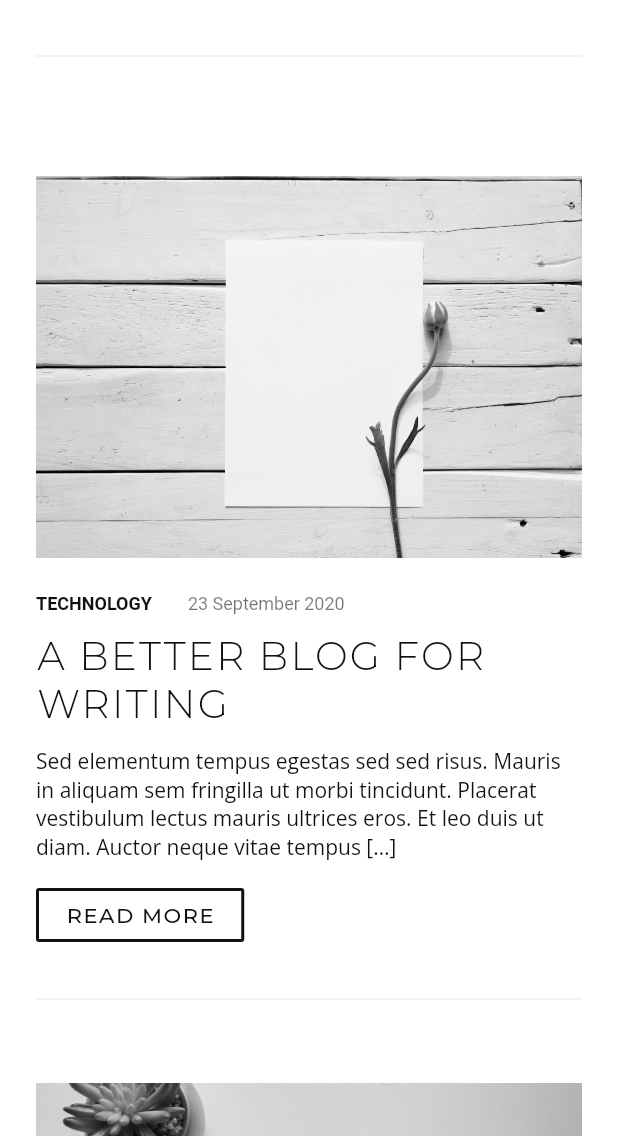
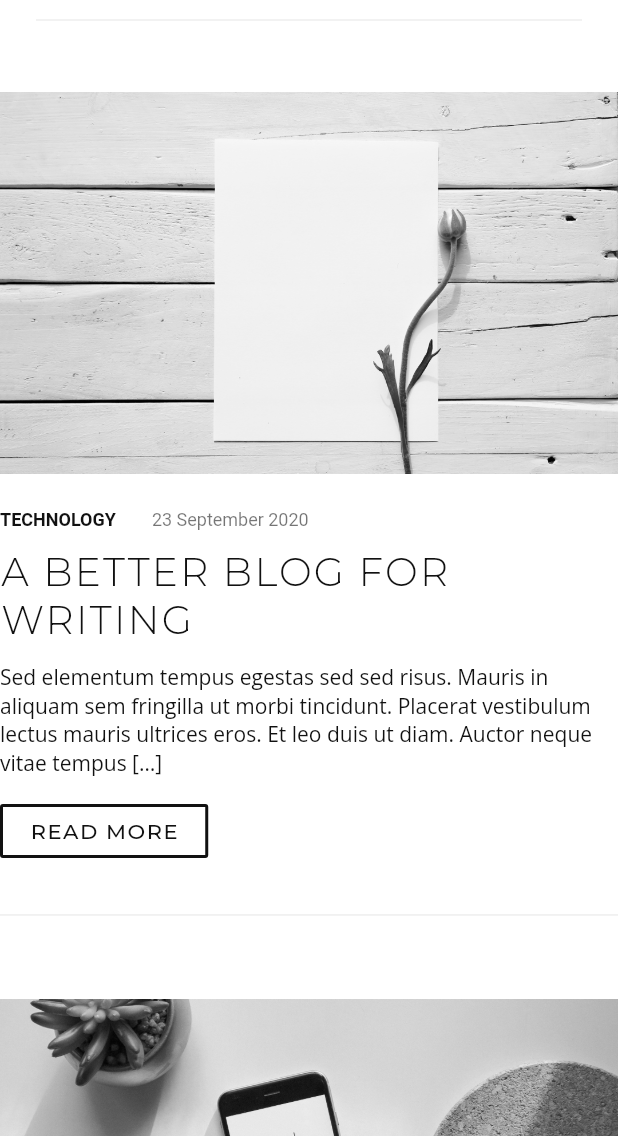
Before and after one commit to phanvantai/ThisIsNovember, a Flutter app: the screen it shows after launch, on a phone screen of 412 x 824 dp, the part 100-1236 px from its top. Run offline on Flutter 3.47's test engine with Material 2 defaults, Android fonts, the phone set to English and light mode, and no system bars; our stand-ins replace flutter_markdown, flutter_svg, google_fonts.

Commit message:
remove getx, update view

```diff
--- a/lib/constants/controllers.dart
+++ /dev/null
@@ -1,5 +0,0 @@
-import 'package:this_is_november_blog/controllers/menu_controller.dart';
-import 'package:this_is_november_blog/controllers/navigation_controller.dart';
-
-MenuController menuController = MenuController.instance;
-NavigationController navigationController = NavigationController.instance;
--- a/lib/controllers/menu_controller.dart
+++ b/lib/controllers/menu_controller.dart
@@ -1,35 +1,23 @@
 import 'package:flutter/material.dart';
-import 'package:get/get.dart';
 
-class MenuController extends GetxController {
-  static MenuController instance = Get.find();
-  final RxInt _selectedIndex = 0.obs;
-  List<GlobalKey<ScaffoldState>> _scaffoldKey = [];
-
-  int get selectedIndex => _selectedIndex.value;
+class MenuController extends ChangeNotifier {
   List<String> get menuItems =>
       ["HOME" /*, "TECHS", "BOOKS", "FILMS", "ABOUT", "CONTACT"*/];
-  void addScaffoldKey(GlobalKey<ScaffoldState> key) {
-    _scaffoldKey.add(key);
-  }
+  int _selectedIndex = 0;
 
-  void openOrCloseDrawer() {
-    for (var element in _scaffoldKey) {
-      if (element.currentState?.isDrawerOpen != true) {
-        element.currentState?.openEndDrawer();
-      } else {
-        element.currentState?.openDrawer();
-      }
-    }
-  }
+  final GlobalKey<ScaffoldState> _scaffoldKey = GlobalKey<ScaffoldState>();
 
-  void closeEndDrawer() {
-    for (var element in _scaffoldKey) {
-      element.currentState?.openDrawer();
+  GlobalKey<ScaffoldState> get scaffoldKey => _scaffoldKey;
+
+  int get selectedIndex => _selectedIndex;
+
+  void controlMenu() {
+    if (_scaffoldKey.currentState?.isEndDrawerOpen != true) {
+      _scaffoldKey.currentState?.openEndDrawer();
     }
   }
 
   void setMenuIndex(int index) {
-    _selectedIndex.value = index;
+    _selectedIndex = index;
   }
 }
--- a/lib/main.dart
+++ b/lib/main.dart
@@ -1,23 +1,25 @@
 import 'package:flutter/material.dart';
-import 'package:get/get.dart';
+import 'package:provider/provider.dart';
 import 'package:this_is_november_blog/constants/constants.dart';
 import 'package:this_is_november_blog/controllers/menu_controller.dart';
-import 'package:this_is_november_blog/controllers/navigation_controller.dart';
-import 'package:this_is_november_blog/models/page.dart';
-import 'package:this_is_november_blog/pages/home/home_view.dart';
-import 'package:this_is_november_blog/pages/post/post_view.dart';
-import 'package:this_is_november_blog/routing/routes.dart';
+import 'package:this_is_november_blog/pages/main_page.dart';
 
 void main() {
-  Get.put(MenuController());
-  Get.put(NavigationController());
-  runApp(MyApp());
+  runApp(const MyApp());
 }
 
 class MyApp extends StatelessWidget {
+  const MyApp({Key? key}) : super(key: key);
+
   @override
   Widget build(BuildContext context) {
-    return GetMaterialApp(
+    return MultiProvider(
+      providers: [
+        ChangeNotifierProvider(
+          create: (context) => MenuController(),
+        ),
+      ],
+      child: MaterialApp(
         debugShowCheckedModeBanner: false,
         title: 'This is November',
         theme: ThemeData(
@@ -32,21 +34,8 @@ class MyApp extends StatelessWidget {
             headline5: TextStyle(color: kSecondaryColorText),
           ),
         ),
-      initialRoute: Routes.home,
-      onGenerateRoute: (settings) {
-        return Routes.fadeThrough(settings, (context) {
-          switch (settings.name) {
-            case Routes.home:
-              return HomeView();
-            case Routes.post:
-              return PostView(PageModel.sample.last);
-            case Routes.style:
-              return const SizedBox.shrink(); //TypographyPage();
-            default:
-              return const SizedBox.shrink();
-          }
-        });
-      },
+        home: MainPage(),
+      ),
     );
   }
 }
--- a/lib/pages/home/home_body.dart
+++ /dev/null
@@ -1,60 +0,0 @@
-import 'package:flutter/material.dart';
-import 'package:this_is_november_blog/constants/constants.dart';
-import 'package:this_is_november_blog/helpers/reponsive.dart';
-import 'package:this_is_november_blog/models/page.dart';
-import 'package:this_is_november_blog/pages/home/components/post_card.dart';
-import 'package:this_is_november_blog/widgets/categories.dart';
-import 'package:this_is_november_blog/widgets/divider.dart';
-import 'package:this_is_november_blog/widgets/other_posts.dart';
-import 'package:this_is_november_blog/widgets/page_navigation.dart';
-import 'package:this_is_november_blog/widgets/search.dart';
-
-class HomeBody extends StatelessWidget {
-  final PageModel model;
-
-  const HomeBody(this.model, {Key? key}) : super(key: key);
-
-  @override
-  Widget build(BuildContext context) {
-    return Row(
-      crossAxisAlignment: CrossAxisAlignment.start,
-      children: [
-        Expanded(
-          flex: 5,
-          child: Column(
-            children: [
-              ...List.generate(
-                PageModel.sample.length,
-                (index) => PostCard(model: PageModel.sample[index]),
-              ),
-              if (model.next == null || model.previous == null) ...[
-                Container(
-                  padding:
-                      const EdgeInsets.symmetric(vertical: kDefaultPadding),
-                  child: PagesNavigation(model),
-                ),
-                divider,
-              ],
-            ],
-          ),
-        ),
-        if (Responsive.isDesktop(context))
-          const SizedBox(width: kDefaultPadding / 2),
-        //Sidebar
-        if (Responsive.isDesktop(context))
-          Expanded(
-            flex: 2,
-            child: Column(
-              children: const [
-                Search(),
-                SizedBox(height: kDefaultPadding),
-                Categories(),
-                SizedBox(height: kDefaultPadding),
-                OtherPosts(),
-              ],
-            ),
-          ),
-      ],
-    );
-  }
-}
--- a/lib/pages/home/home_view.dart
+++ b/lib/pages/home/home_view.dart
@@ -1,40 +1,62 @@
 import 'package:flutter/material.dart';
-import 'package:get/get.dart';
 
 import 'package:this_is_november_blog/constants/constants.dart';
-import 'package:this_is_november_blog/controllers/menu_controller.dart';
+import 'package:this_is_november_blog/helpers/reponsive.dart';
 import 'package:this_is_november_blog/models/page.dart';
-import 'package:this_is_november_blog/pages/home/home_body.dart';
-import 'package:this_is_november_blog/widgets/footer.dart';
-import 'package:this_is_november_blog/widgets/header.dart';
-import 'package:this_is_november_blog/widgets/side_menu.dart';
+import 'package:this_is_november_blog/pages/home/components/post_card.dart';
+import 'package:this_is_november_blog/widgets/categories.dart';
+import 'package:this_is_november_blog/widgets/divider.dart';
+import 'package:this_is_november_blog/widgets/other_posts.dart';
+import 'package:this_is_november_blog/widgets/page_navigation.dart';
+import 'package:this_is_november_blog/widgets/search.dart';
 
 class HomeView extends StatelessWidget {
-  final MenuController _controller = Get.put(MenuController());
-  final GlobalKey<ScaffoldState> _key = GlobalKey<ScaffoldState>();
+  final PageModel model;
 
-  HomeView({Key? key}) : super(key: key);
+  HomeView(this.model, {Key? key}) : super(key: key);
 
   @override
   Widget build(BuildContext context) {
-    _controller.addScaffoldKey(_key);
-    return Scaffold(
-      key: _key,
-      endDrawer: SideMenu(),
-      body: SingleChildScrollView(
-        child: Column(
-          children: [
-            const Header(),
-            Container(
-              padding: const EdgeInsets.all(kDefaultPadding),
-              constraints: const BoxConstraints(maxWidth: kMaxWidth),
-              child: SafeArea(
-                child: HomeBody(PageModel(0, PageModel.sample)),
+    return SingleChildScrollView(
+      child: Row(
+        crossAxisAlignment: CrossAxisAlignment.start,
+        children: [
+          Expanded(
+            flex: 5,
+            child: Column(
+              children: [
+                ...List.generate(
+                  PageModel.sample.length,
+                  (index) => PostCard(model: PageModel.sample[index]),
+                ),
+                if (model.next == null || model.previous == null) ...[
+                  Container(
+                    padding:
+                        const EdgeInsets.symmetric(vertical: kDefaultPadding),
+                    child: PagesNavigation(model),
+                  ),
+                  divider,
+                ],
+              ],
+            ),
+          ),
+          if (Responsive.isDesktop(context))
+            const SizedBox(width: kDefaultPadding / 2),
+          //Sidebar
+          if (Responsive.isDesktop(context))
+            Expanded(
+              flex: 2,
+              child: Column(
+                children: const [
+                  Search(),
+                  SizedBox(height: kDefaultPadding),
+                  Categories(),
+                  SizedBox(height: kDefaultPadding),
+                  OtherPosts(),
+                ],
               ),
             ),
-            const Footer(),
-          ],
-        ),
+        ],
       ),
     );
   }
--- /dev/null
+++ b/lib/pages/main_page.dart
@@ -0,0 +1,50 @@
+import 'package:flutter/material.dart';
+import 'package:provider/src/provider.dart';
+import 'package:this_is_november_blog/controllers/menu_controller.dart';
+import 'package:this_is_november_blog/helpers/reponsive.dart';
+import 'package:this_is_november_blog/models/page.dart';
+import 'package:this_is_november_blog/pages/home/home_view.dart';
+import 'package:this_is_november_blog/pages/post/post_view.dart';
+import 'package:this_is_november_blog/routing/routes.dart';
+import 'package:this_is_november_blog/widgets/header.dart';
+import 'package:this_is_november_blog/widgets/side_menu.dart';
+
+class MainPage extends StatelessWidget {
+  final _navigatorKey = GlobalKey<NavigatorState>();
+  MainPage({Key? key}) : super(key: key);
+
+  @override
+  Widget build(BuildContext context) {
+    return Scaffold(
+      key: context.read<MenuController>().scaffoldKey,
+      endDrawer: SideMenu(),
+      //extendBodyBehindAppBar: true,
+      appBar: PreferredSize(
+        child: const Header(),
+        preferredSize: Responsive.isDesktop(context)
+            ? const Size.fromHeight(101)
+            : const Size.fromHeight(104),
+      ),
+      // push to other
+      // _navigatorKey.currentState.pushNamed('/yourRouteName');
+      body: Navigator(
+        key: _navigatorKey,
+        initialRoute: Routes.home,
+        onGenerateRoute: (settings) {
+          return Routes.fadeThrough(settings, (context) {
+            switch (settings.name) {
+              case Routes.home:
+                return HomeView(PageModel(0, PageModel.sample));
+              case Routes.post:
+                return PostView(PageModel.sample.last);
+              case Routes.style:
+                return const SizedBox.shrink(); //TypographyPage();
+              default:
+                return const SizedBox.shrink();
+            }
+          });
+        },
+      ),
+    );
+  }
+}
--- a/lib/widgets/header.dart
+++ b/lib/widgets/header.dart
@@ -12,10 +12,7 @@ class Header extends StatelessWidget {
       width: double.infinity,
       color: Colors.white,
       child: SafeArea(
-        child: Column(
-          children: [
-            Container(
-              constraints: const BoxConstraints(maxWidth: kMaxWidth),
+        child: Container(
           padding: const EdgeInsets.all(kDefaultPadding),
           child: Column(
             children: [
@@ -23,8 +20,6 @@ class Header extends StatelessWidget {
               divider,
             ],
           ),
-            )
-          ],
         ),
       ),
     );
--- a/lib/widgets/menu_bar.dart
+++ b/lib/widgets/menu_bar.dart
@@ -1,20 +1,18 @@
 import 'package:flutter/material.dart';
-import 'package:get/get.dart';
 import 'package:google_fonts/google_fonts.dart';
+import 'package:provider/src/provider.dart';
 import 'package:this_is_november_blog/constants/constants.dart';
 import 'package:this_is_november_blog/controllers/menu_controller.dart';
 import 'package:this_is_november_blog/helpers/reponsive.dart';
 import 'package:this_is_november_blog/widgets/menu_list.dart';
 
 class MenuBar extends StatelessWidget {
-  final MenuController _controller = Get.put(MenuController());
-
   MenuBar({Key? key}) : super(key: key);
 
   @override
   Widget build(BuildContext context) {
     return Container(
-      margin: marginBottom24,
+      //margin: marginBottom12,
       child: Row(
         children: [
           GestureDetector(
@@ -36,9 +34,7 @@ class MenuBar extends StatelessWidget {
                 Icons.menu,
                 color: Colors.black,
               ),
-              onPressed: () {
-                _controller.openOrCloseDrawer();
-              },
+              onPressed: context.read<MenuController>().controlMenu,
             ),
         ],
       ),
--- a/lib/widgets/search.dart
+++ b/lib/widgets/search.dart
@@ -18,7 +18,10 @@ class Search extends StatelessWidget {
           hintText: "Type Here ...",
           suffixIcon: Padding(
             padding: const EdgeInsets.all(kDefaultPadding / 2),
-            child: SvgPicture.asset("assets/icons/feather_search.svg"),
+            child: Icon(
+              Icons.search,
+              color: Colors.black,
+            ),
           ),
           // border: const OutlineInputBorder(
           //   borderRadius: BorderRadius.all(
--- a/pubspec.yaml
+++ b/pubspec.yaml
@@ -33,12 +33,12 @@ dependencies:
   # The following adds the Cupertino Icons font to your application.
   # Use with the CupertinoIcons class for iOS style icons.
   cupertino_icons: ^1.0.2
-  get: ^4.6.1
   google_fonts: ^2.2.0
   responsive_framework: ^0.1.5
   animations: ^2.0.2
   flutter_markdown: ^0.6.9
   flutter_svg: ^1.0.3
+  provider: ^6.0.2
 
 dev_dependencies:
   flutter_test:
```
Also changed, not shown: lib/controllers/navigation_controller.dart (deleted, +0 -13 lines), lib/pages/post/post_body.dart (deleted, +0 -111 lines), lib/pages/post/post_view.dart (+98 -24 lines), lib/widgets/menu_list.dart (+8 -12 lines), lib/widgets/other_posts.dart (+2 -6 lines), lib/widgets/side_menu.dart (+7 -23 lines), pubspec.lock. Lines whose indentation alone changed are shown as unchanged.
